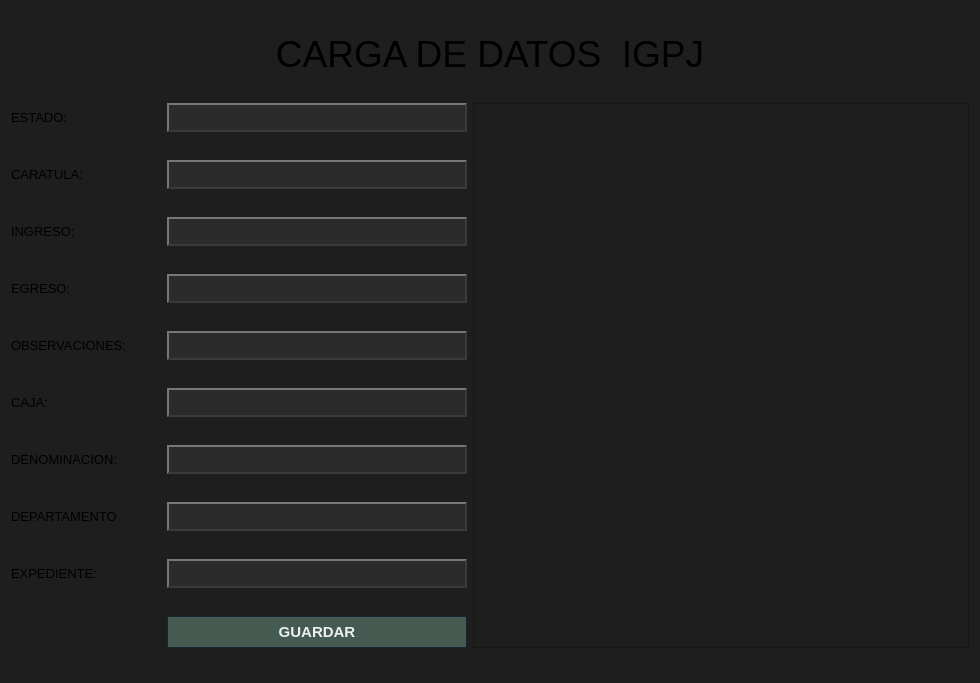
The window that ui/plantilla_igpj.ui (Musthia/base-deposito) describes before a commit, drawn with Qt 5.
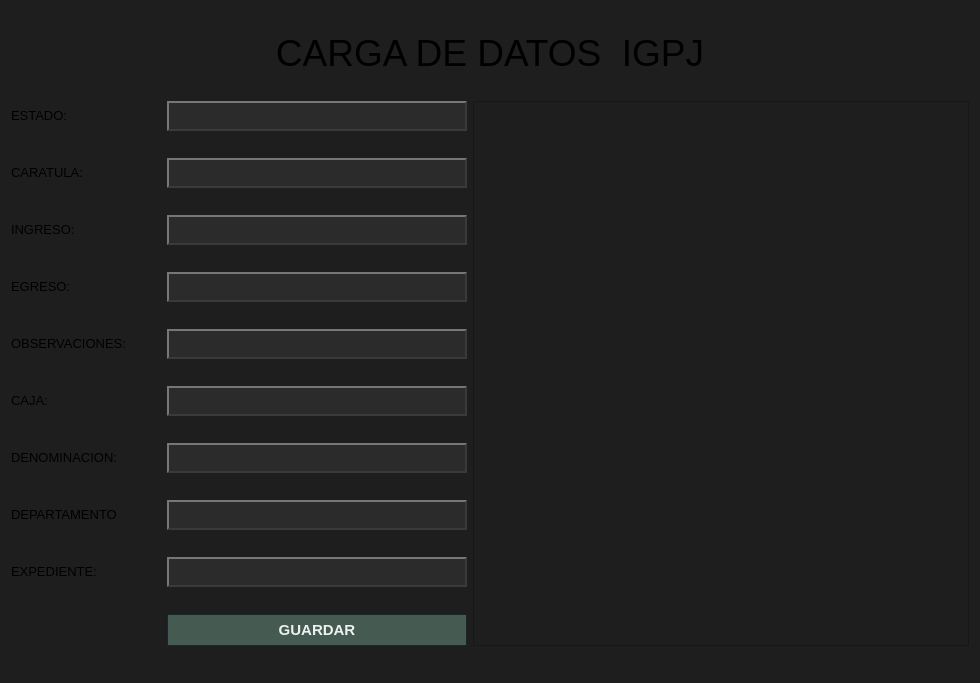
The same window after the commit.

Patch:
```diff
--- a/ui/plantilla_igpj.ui
+++ b/ui/plantilla_igpj.ui
@@ -172,7 +172,7 @@
      </property>
      <property name="font">
       <font>
-       <family>Tahoma</family>
+       <family>Segoe UI</family>
        <pointsize>10</pointsize>
        <bold>false</bold>
        <kerning>true</kerning>
@@ -351,7 +351,7 @@
      </property>
      <property name="font">
       <font>
-       <family>Tahoma</family>
+       <family>Segoe UI</family>
        <pointsize>10</pointsize>
        <bold>false</bold>
        <kerning>true</kerning>
@@ -734,7 +734,7 @@
   
     padding: 4px 10px;
     color:  #e0e0e0;
-    font-size: 13px;
+    font-size: 14px;
 /* relieve simulado */
     border-top-color: #777777;
     border-left-color: #777777;
@@ -904,7 +904,7 @@
      </property>
      <property name="font">
       <font>
-       <family>Tahoma</family>
+       <family>Segoe UI</family>
        <pointsize>10</pointsize>
        <bold>false</bold>
        <kerning>true</kerning>
@@ -1083,7 +1083,7 @@
      </property>
      <property name="font">
       <font>
-       <family>Tahoma</family>
+       <family>Segoe UI</family>
        <pointsize>10</pointsize>
        <bold>false</bold>
        <kerning>true</kerning>
@@ -1334,7 +1334,7 @@
   
     padding: 4px 10px;
     color:  #e0e0e0;
-    font-size: 13px;
+    font-size: 14px;
 /* relieve simulado */
     border-top-color: #777777;
     border-left-color: #777777;
@@ -1576,7 +1576,7 @@
   
     padding: 4px 10px;
     color:  #e0e0e0;
-    font-size: 13px;
+    font-size: 14px;
 /* relieve simulado */
     border-top-color: #777777;
     border-left-color: #777777;
@@ -1753,7 +1753,7 @@
      </property>
      <property name="font">
       <font>
-       <family>Tahoma</family>
+       <family>Segoe UI</family>
        <pointsize>10</pointsize>
        <bold>false</bold>
        <kerning>true</kerning>
@@ -1944,7 +1944,7 @@
      </property>
      <property name="font">
       <font>
-       <family>Tahoma</family>
+       <family>Segoe UI</family>
        <pointsize>10</pointsize>
        <bold>false</bold>
        <kerning>true</kerning>
@@ -2123,7 +2123,7 @@
      </property>
      <property name="font">
       <font>
-       <family>Tahoma</family>
+       <family>Segoe UI</family>
        <pointsize>10</pointsize>
        <bold>false</bold>
        <kerning>true</kerning>
@@ -2302,7 +2302,7 @@
      </property>
      <property name="font">
       <font>
-       <family>Tahoma</family>
+       <family>Segoe UI</family>
        <pointsize>10</pointsize>
        <bold>false</bold>
        <kerning>true</kerning>
@@ -2553,7 +2553,7 @@
   
     padding: 4px 10px;
     color:  #e0e0e0;
-    font-size: 13px;
+    font-size: 14px;
 /* relieve simulado */
     border-top-color: #777777;
     border-left-color: #777777;
@@ -2795,7 +2795,7 @@
   
     padding: 4px 10px;
     color:  #e0e0e0;
-    font-size: 13px;
+    font-size: 14px;
 /* relieve simulado */
     border-top-color: #777777;
     border-left-color: #777777;
@@ -3037,7 +3037,7 @@
   
     padding: 4px 10px;
     color:  #e0e0e0;
-    font-size: 13px;
+    font-size: 14px;
 /* relieve simulado */
     border-top-color: #777777;
     border-left-color: #777777;
@@ -3279,7 +3279,7 @@
   
     padding: 4px 10px;
     color:  #e0e0e0;
-    font-size: 13px;
+    font-size: 14px;
 /* relieve simulado */
     border-top-color: #777777;
     border-left-color: #777777;
@@ -3524,7 +3524,7 @@
   
     padding: 4px 10px;
     color:  #e0e0e0;
-    font-size: 13px;
+    font-size: 14px;
 /* relieve simulado */
     border-top-color: #777777;
     border-left-color: #777777;
@@ -3746,7 +3746,7 @@
      </property>
      <property name="font">
       <font>
-       <family>Tahoma</family>
+       <family>Segoe UI</family>
        <pointsize>10</pointsize>
        <bold>false</bold>
        <kerning>true</kerning>
@@ -3997,7 +3997,7 @@
   
     padding: 4px 10px;
     color:  #e0e0e0;
-    font-size: 13px;
+    font-size: 14px;
 /* relieve simulado */
     border-top-color: #777777;
     border-left-color: #777777;
```
Left out of the diff: 23 changed lines with no effect on the pictures.
